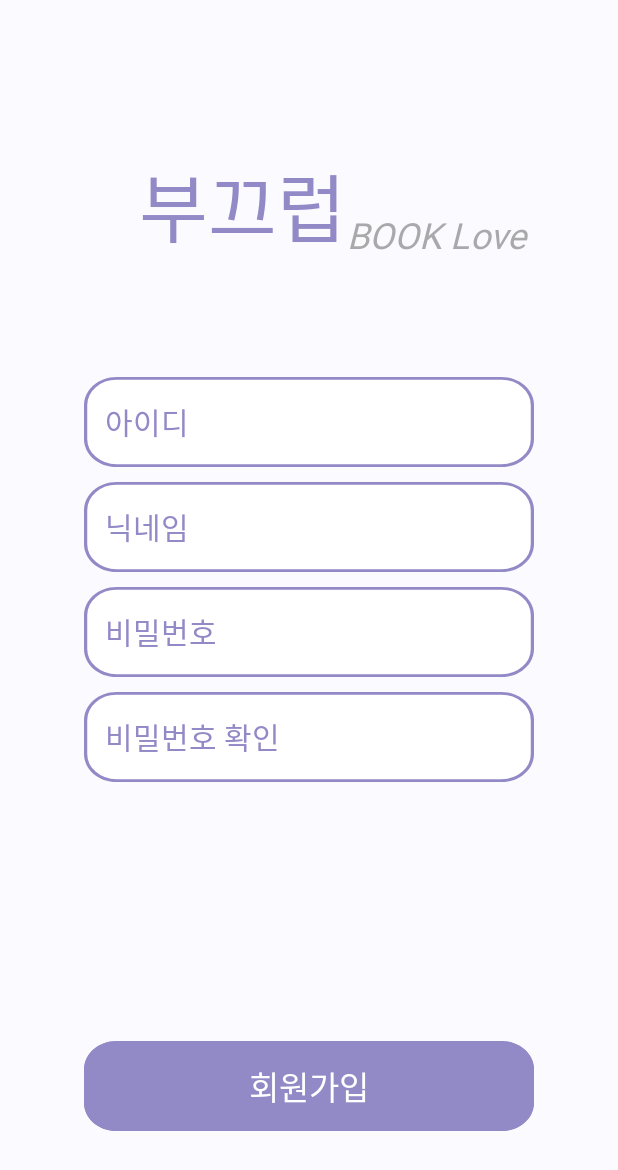
After one commit to moonyy7012/Book_Love_Project, an Android app: the layout activity_signup.xml on its own in the app's theme, with its tools: preview values and no code run, on a phone screen of 412 x 824 dp. The commit adds this screen. Shown: the top 1170 px of the screen. Run offline under Robolectric (Android 15) with nearby library versions, the phone set to English and light mode, and no system bars.

Commit message:
[Design] 안드로이드 회원가입 UI 진행중 💄

```diff
--- a/BookLoveAndroid/app/src/main/res/layout/activity_login.xml
+++ b/BookLoveAndroid/app/src/main/res/layout/activity_login.xml
@@ -104,7 +104,7 @@
         android:layout_height="wrap_content"
         android:layout_marginTop="25dp"
         android:fontFamily="@font/kopubworld_dotum_medium"
-        android:text="@string/signUp"
+        android:text="@string/signUp_u"
         android:textSize="18sp"
         app:layout_constraintEnd_toEndOf="parent"
         app:layout_constraintStart_toStartOf="parent"
--- /dev/null
+++ b/BookLoveAndroid/app/src/main/res/layout/activity_signup.xml
@@ -0,0 +1,118 @@
+<?xml version="1.0" encoding="utf-8"?>
+<androidx.constraintlayout.widget.ConstraintLayout xmlns:android="http://schemas.android.com/apk/res/android"
+    xmlns:app="http://schemas.android.com/apk/res-auto"
+    xmlns:tools="http://schemas.android.com/tools"
+    android:layout_width="match_parent"
+    android:layout_height="match_parent"
+    android:background="@color/dark_white"
+    tools:context=".activity.LoginActivity">
+
+
+    <TextView
+        android:id="@+id/some_id2"
+        android:layout_width="178dp"
+        android:layout_height="36dp"
+        android:layout_alignParentLeft="true"
+        android:layout_alignParentTop="true"
+        android:layout_marginTop="40dp"
+        android:fontFamily="@font/cafe24surround"
+        android:gravity="center_horizontal|top"
+        android:text="@string/app_title"
+        android:textColor="@color/gray"
+        android:textSize="24sp"
+        android:textStyle="italic"
+        app:layout_constraintEnd_toEndOf="parent"
+        app:layout_constraintHorizontal_bias="0.862"
+        app:layout_constraintStart_toStartOf="parent"
+        app:layout_constraintTop_toTopOf="@+id/some_id" />
+
+    <TextView
+        android:id="@+id/some_id"
+        android:layout_width="wrap_content"
+        android:layout_height="wrap_content"
+        android:layout_alignParentLeft="true"
+        android:layout_alignParentTop="true"
+        android:layout_marginTop="100dp"
+        android:fontFamily="@font/cafe24surround"
+        android:gravity="center_horizontal|top"
+        android:text="@string/app_title_ko"
+        android:textColor="@color/dark_purple"
+        android:textSize="50sp"
+        app:layout_constraintEnd_toEndOf="parent"
+        app:layout_constraintHorizontal_bias="0.338"
+        app:layout_constraintStart_toStartOf="parent"
+        app:layout_constraintTop_toTopOf="parent" />
+
+    <LinearLayout
+        android:id="@+id/linearlayout"
+        android:layout_width="match_parent"
+        android:layout_height="400dp"
+        android:layout_marginTop="15dp"
+        android:gravity="center"
+        android:orientation="vertical"
+        app:layout_constraintStart_toStartOf="parent"
+        app:layout_constraintTop_toBottomOf="@+id/some_id2">
+
+        <EditText
+            android:id="@+id/idEditText"
+            android:layout_width="300dp"
+            android:layout_height="60dp"
+            android:background="@drawable/rectangle"
+            android:layout_marginBottom="10dp"
+            android:fontFamily="@font/kopubworld_dotum_medium"
+            android:hint="   아이디"
+            android:textColorHint="@color/dark_purple"
+            android:textSize="20sp" />
+
+        <EditText
+            android:id="@+id/nickNameEditText"
+            android:layout_width="300dp"
+            android:layout_height="60dp"
+            android:background="@drawable/rectangle"
+            android:layout_marginBottom="10dp"
+            android:fontFamily="@font/kopubworld_dotum_medium"
+            android:hint="   닉네임"
+            android:textColorHint="@color/dark_purple"
+            android:textSize="20sp"/>
+
+        <EditText
+            android:id="@+id/pwEditText"
+            android:layout_width="300dp"
+            android:layout_height="60dp"
+            android:background="@drawable/rectangle"
+            android:layout_marginBottom="10dp"
+            android:fontFamily="@font/kopubworld_dotum_medium"
+            android:hint="   비밀번호"
+            android:textColorHint="@color/dark_purple"
+            android:textSize="20sp"/>
+        <EditText
+            android:id="@+id/pwConfEditText"
+            android:layout_width="300dp"
+            android:layout_height="60dp"
+            android:background="@drawable/rectangle"
+            android:layout_marginBottom="10dp"
+            android:fontFamily="@font/kopubworld_dotum_medium"
+            android:hint="   비밀번호 확인"
+            android:textColorHint="@color/dark_purple"
+            android:textSize="20sp"/>
+
+    </LinearLayout>
+
+    <androidx.appcompat.widget.AppCompatButton
+        android:id="@+id/signupButton"
+        android:layout_width="300dp"
+        android:layout_height="60dp"
+        android:layout_alignParentLeft="true"
+        android:layout_alignParentTop="true"
+        android:layout_marginBottom="70dp"
+        android:background="@drawable/complete_rectangle"
+        android:fontFamily="@font/kopubworld_dotum_medium"
+        android:text="@string/signUp"
+        android:textColor="#FFFFFF"
+        android:textSize="22sp"
+        app:layout_constraintBottom_toBottomOf="parent"
+        app:layout_constraintEnd_toEndOf="parent"
+        app:layout_constraintStart_toStartOf="parent" />
+
+
+</androidx.constraintlayout.widget.ConstraintLayout>
--- a/BookLoveAndroid/app/src/main/res/values/strings.xml
+++ b/BookLoveAndroid/app/src/main/res/values/strings.xml
@@ -2,7 +2,11 @@
     <string name="app_name">BookLove-Android</string>
     <string name="app_title">BOOK Love</string>
     <string name="app_title_ko">부끄럽</string>
-    <string name="signUp"><u>회원가입</u></string>
+
+<!--    밑줄 있는 형태의 회원가입 -->
+    <string name="signUp_u"><u>회원가입</u></string>
+
+    <string name="signUp">회원가입</string>
     <string name="logIn">로그인</string>
     <string name="socialLogIn">소셜 로그인</string>
     <string name="findTaste">나의 취향 찾기</string>
```
